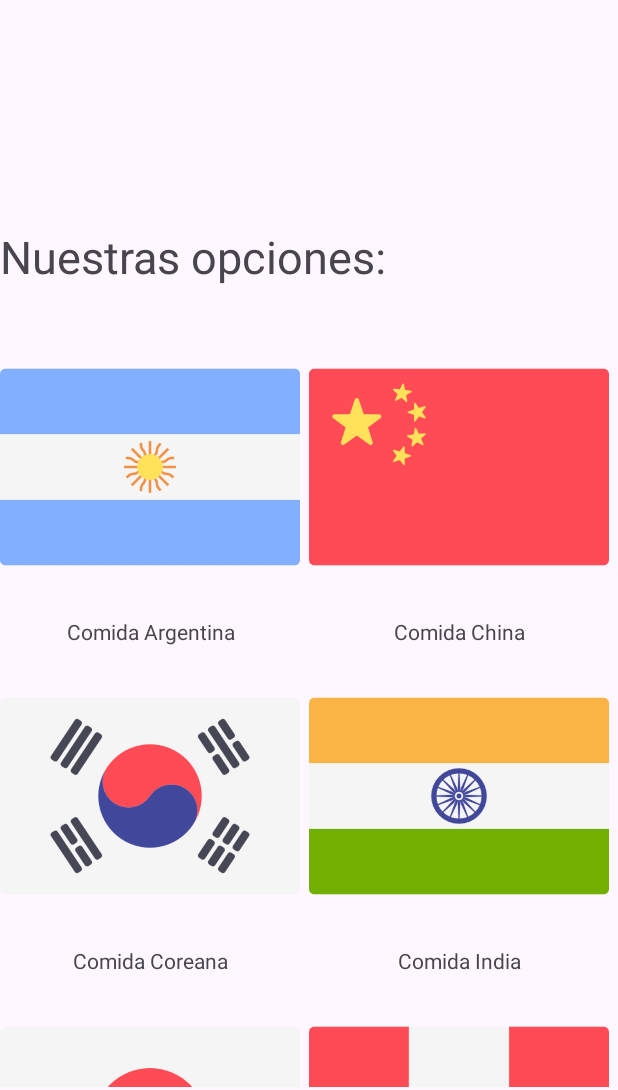
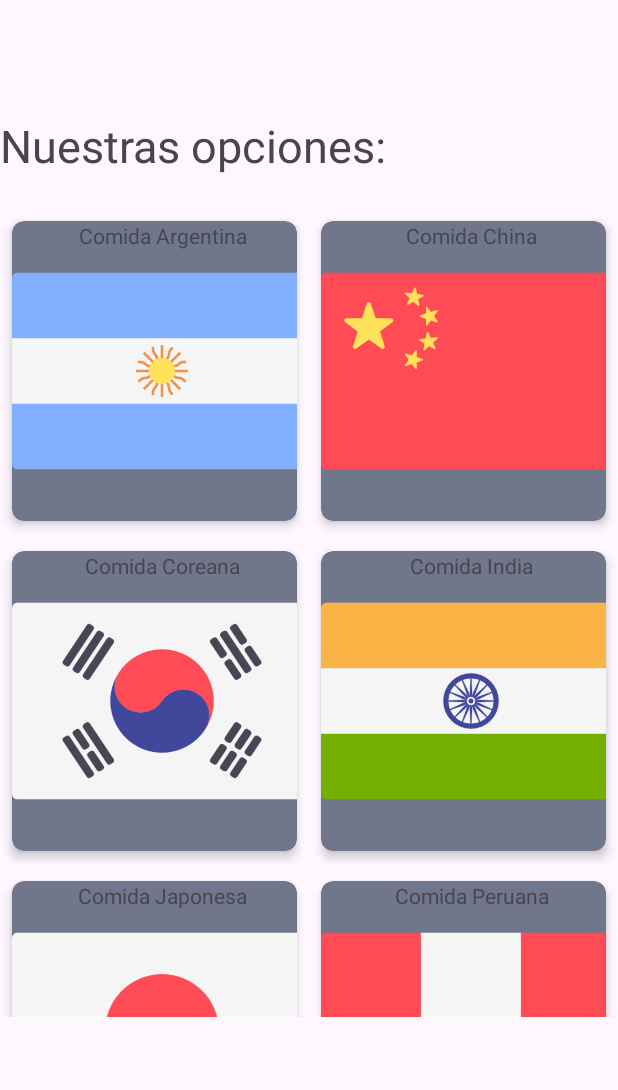
Before and after one commit to RamonRomaSM/RestaurantBookingApp, an Android app: the screen it shows after launch (MainActivity), on a phone screen of 412 x 824 dp, the part 146-1236 px from its top. Run offline under Robolectric (Android 15) with nearby library versions, the phone set to English and light mode, and no system bars.

Commit message:
minor changes

```diff
--- a/Booking/app/src/main/res/layout/activity_main.xml
+++ b/Booking/app/src/main/res/layout/activity_main.xml
@@ -11,11 +11,12 @@
         android:id="@+id/contenedor"
         android:name="com.example.booking.MenuFragment"
         android:layout_width="412dp"
-        android:layout_height="574dp"
+        android:layout_height="631dp"
         android:layout_marginBottom="2dp"
         app:layout_constraintBottom_toBottomOf="parent"
         app:layout_constraintEnd_toEndOf="parent"
-        app:layout_constraintStart_toStartOf="parent" />
+        app:layout_constraintStart_toStartOf="parent"
+        app:layout_constraintTop_toBottomOf="@+id/textView" />
 
     <TextView
         android:id="@+id/textView"
@@ -37,5 +38,5 @@
         android:layout_width="wrap_content"
         android:layout_height="wrap_content"
         android:orientation="horizontal"
-        app:layout_constraintGuide_begin="155dp" />
+        app:layout_constraintGuide_end="634dp" />
 </androidx.constraintlayout.widget.ConstraintLayout>
--- a/Booking/app/src/main/res/layout/fragment_menu.xml
+++ b/Booking/app/src/main/res/layout/fragment_menu.xml
@@ -12,6 +12,7 @@
 
 
         <TextView
+            android:paddingTop="30dp"
             android:id="@+id/texto"
             android:layout_width="match_parent"
             android:layout_height="wrap_content"
--- a/Booking/app/src/main/res/layout/restaurante_view.xml
+++ b/Booking/app/src/main/res/layout/restaurante_view.xml
@@ -8,7 +8,7 @@
         android:layout_width="match_parent"
         android:layout_height="wrap_content"
         app:cardBackgroundColor="@color/material_dynamic_secondary50"
-        app:cardCornerRadius="8dp"
+        app:cardCornerRadius="12dp"
         app:cardElevation="4dp"
         app:cardMaxElevation="5dp"
         app:cardPreventCornerOverlap="true"
--- a/Booking/app/src/main/res/layout/tipo_comida_view.xml
+++ b/Booking/app/src/main/res/layout/tipo_comida_view.xml
@@ -1,12 +1,25 @@
 <?xml version="1.0" encoding="utf-8"?>
 <RelativeLayout xmlns:android="http://schemas.android.com/apk/res/android"
     android:layout_width="wrap_content"
-    android:layout_height="wrap_content">
+    android:layout_height="wrap_content"
+    xmlns:app="http://schemas.android.com/apk/res-auto">
+
+    <androidx.cardview.widget.CardView
+        android:layout_width="wrap_content"
+        android:layout_height="wrap_content"
+        app:cardBackgroundColor="@color/material_dynamic_secondary50"
+        app:cardCornerRadius="8dp"
+        app:cardElevation="4dp"
+        app:cardMaxElevation="5dp"
+        app:cardPreventCornerOverlap="true"
+        app:cardUseCompatPadding="true">
+
+
         <ImageView
+
             android:layout_width="200dp"
             android:layout_height="200dp"
             android:id="@+id/imagenTipoComida"
-
             />
 
         <TextView
@@ -18,4 +31,7 @@
             android:layout_below="@+id/imagenTipoComida"/>
 
 
+    </androidx.cardview.widget.CardView>
+
+
 </RelativeLayout>
```
Lines whose indentation alone changed are shown as unchanged.
